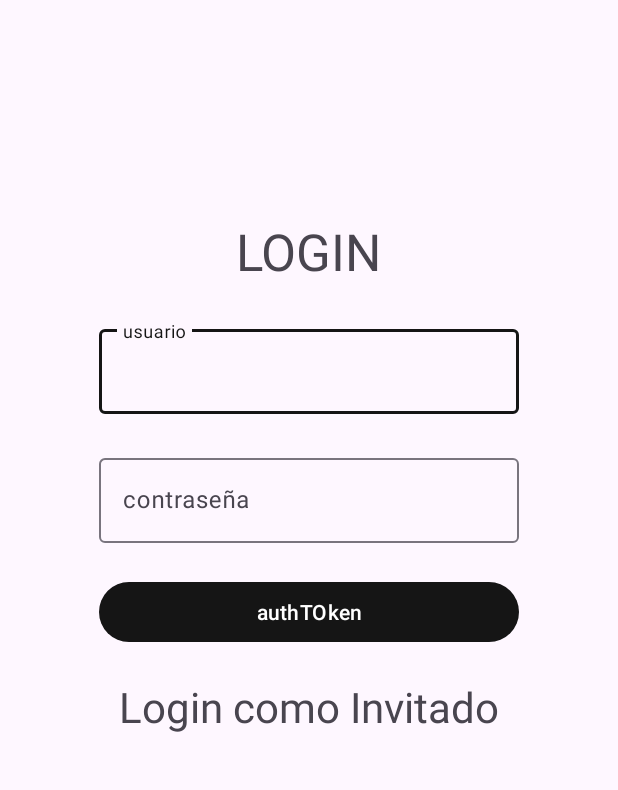
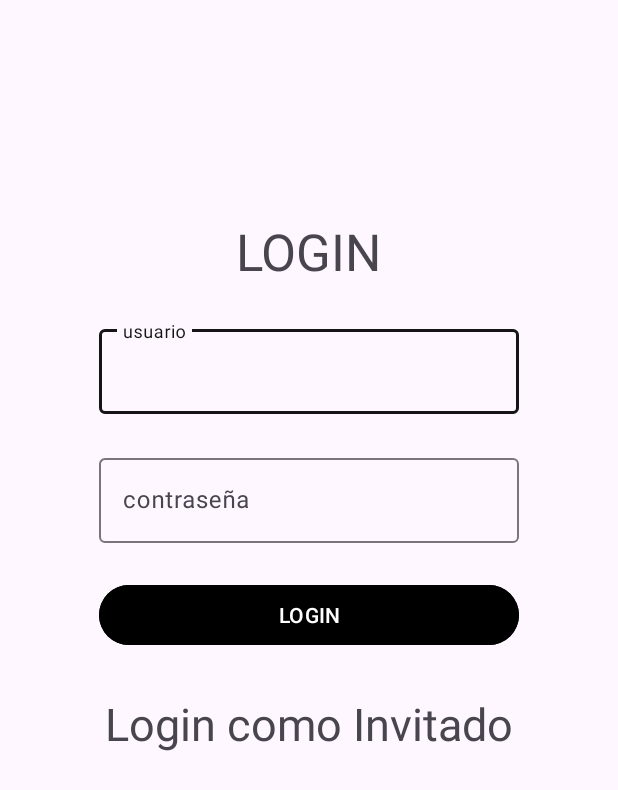
Before and after one commit to MariaSanchezFernandez/proyectoProgramacion, an Android app: the screen it shows after launch (LoginActivity), on a phone screen of 412 x 824 dp. Shown: the top 790 px of the screen. Run offline under Robolectric (Android 15) with nearby library versions, the phone set to English and light mode, and no system bars.

Commit message:
detalles en el layout del login implementados

```diff
--- a/app/src/main/res/layout/activity_login.xml
+++ b/app/src/main/res/layout/activity_login.xml
@@ -57,15 +57,19 @@
             android:id="@+id/etPasswordLogin"
             android:layout_width="match_parent"
             android:layout_height="wrap_content"
-                android:hint="contraseña" />
+            android:autoText="false"
+            android:freezesText="false"
+            android:hint="contraseña"
+            android:inputType="textPassword" />
     </com.google.android.material.textfield.TextInputLayout>
 
     <Button
         android:id="@+id/buttonAuthToken"
         android:layout_width="280dp"
         android:layout_height="wrap_content"
-        android:layout_marginTop="22dp"
-        android:text="authTOken"
+        android:layout_marginTop="24dp"
+        android:backgroundTint="#000000"
+        android:text="LOGIN"
         android:visibility="visible"
         app:layout_constraintEnd_toEndOf="parent"
         app:layout_constraintStart_toStartOf="parent"
@@ -75,11 +79,11 @@
         android:id="@+id/textViewGuest"
         android:layout_width="wrap_content"
         android:layout_height="wrap_content"
-        android:layout_marginTop="90dp"
+        android:layout_marginTop="100dp"
         android:clickable="true"
         android:text="Login como Invitado"
         android:textAlignment="center"
-        android:textSize="28sp"
+        android:textSize="30sp"
         app:layout_constraintEnd_toEndOf="parent"
         app:layout_constraintStart_toStartOf="parent"
         app:layout_constraintTop_toBottomOf="@+id/textInputLayoutContraseña" />
@@ -88,9 +92,9 @@
         android:id="@+id/buttonLogin"
         android:layout_width="280dp"
         android:layout_height="wrap_content"
-        android:layout_marginTop="22dp"
-        android:backgroundTint="#CA3D3D"
-        android:text="Login"
+        android:layout_marginTop="24dp"
+        android:backgroundTint="#000000"
+        android:text="LOGIN"
         android:visibility="gone"
         app:layout_constraintEnd_toEndOf="parent"
         app:layout_constraintStart_toStartOf="parent"
```
Lines whose indentation alone changed are shown as unchanged.
